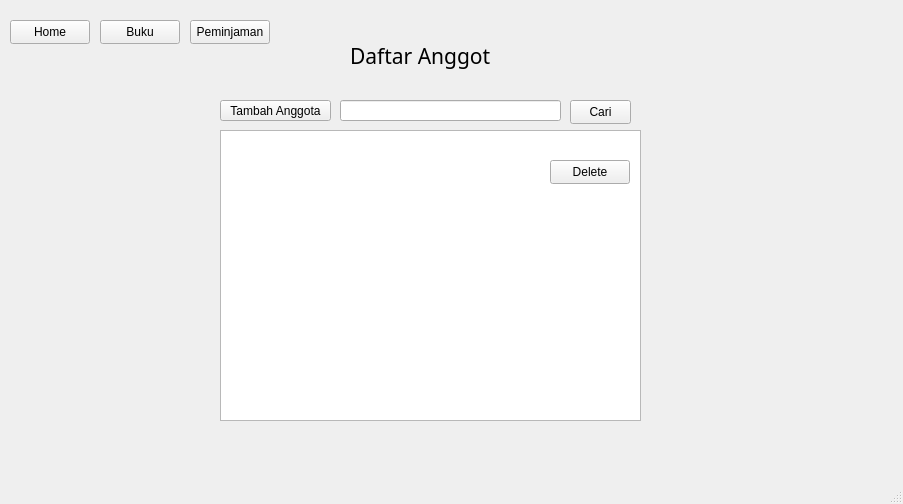
The window that anggota.ui (kyraa16/LibraryManagement) describes before a commit, drawn with Qt 5.
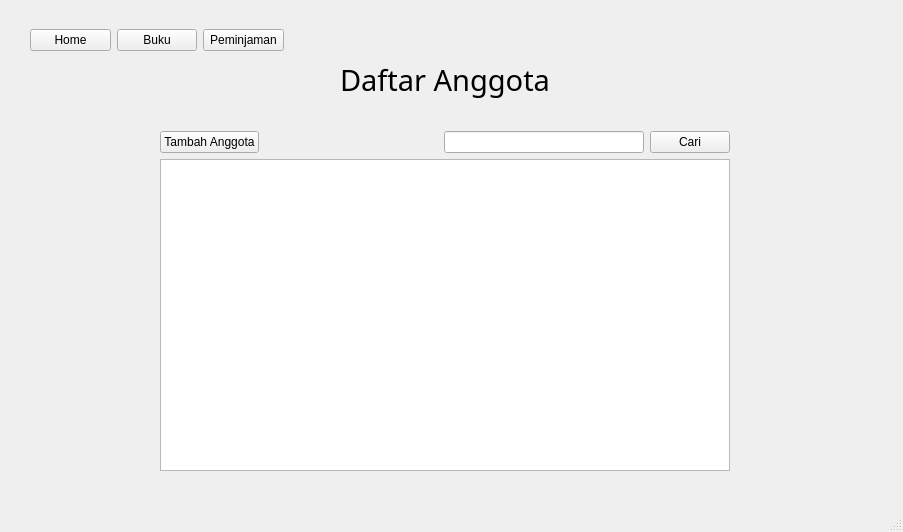
The same window after the commit.

```diff
--- a/anggota.ui
+++ b/anggota.ui
@@ -7,142 +7,154 @@
     <x>0</x>
     <y>0</y>
     <width>903</width>
-    <height>504</height>
+    <height>532</height>
    </rect>
   </property>
   <property name="windowTitle">
    <string>MainWindow</string>
   </property>
   <widget class="QWidget" name="centralwidget">
-   <widget class="QPushButton" name="anggotaBaru">
+   <widget class="QWidget" name="horizontalLayoutWidget">
     <property name="geometry">
      <rect>
-      <x>220</x>
-      <y>100</y>
-      <width>111</width>
-      <height>21</height>
+      <x>30</x>
+      <y>0</y>
+      <width>254</width>
+      <height>80</height>
      </rect>
     </property>
-    <property name="text">
-     <string>Tambah Anggota</string>
-    </property>
+    <layout class="QHBoxLayout" name="horizontalLayout">
+     <item>
+      <widget class="QPushButton" name="anggotaLibrary">
+       <property name="text">
+        <string>Home</string>
+       </property>
+      </widget>
+     </item>
+     <item>
+      <widget class="QPushButton" name="anggotaBuku">
+       <property name="text">
+        <string>Buku</string>
+       </property>
+      </widget>
+     </item>
+     <item>
+      <widget class="QPushButton" name="anggotaPeminjaman">
+       <property name="text">
+        <string>Peminjaman</string>
+       </property>
+      </widget>
+     </item>
+    </layout>
    </widget>
-   <widget class="QLabel" name="label">
+   <widget class="QWidget" name="layoutWidget">
     <property name="geometry">
      <rect>
-      <x>350</x>
-      <y>40</y>
-      <width>141</width>
-      <height>31</height>
+      <x>160</x>
+      <y>60</y>
+      <width>570</width>
+      <height>411</height>
      </rect>
     </property>
-    <property name="font">
-     <font>
-      <family>SF Pro Bold</family>
-      <pointsize>16</pointsize>
-     </font>
-    </property>
-    <property name="text">
-     <string>Daftar Anggota</string>
-    </property>
-   </widget>
-   <widget class="QLabel" name="label_2">
-    <property name="geometry">
-     <rect>
-      <x>610</x>
-      <y>160</y>
-      <width>49</width>
-      <height>16</height>
-     </rect>
-    </property>
-    <property name="text">
-     <string/>
-    </property>
-   </widget>
-   <widget class="QPushButton" name="pushButton">
-    <property name="geometry">
-     <rect>
-      <x>570</x>
-      <y>100</y>
-      <width>61</width>
-      <height>24</height>
-     </rect>
-    </property>
-    <property name="text">
-     <string>Cari</string>
-    </property>
-   </widget>
-   <widget class="QTableWidget" name="tableWidget">
-    <property name="geometry">
-     <rect>
-      <x>220</x>
-      <y>130</y>
-      <width>421</width>
-      <height>291</height>
-     </rect>
-    </property>
-   </widget>
-   <widget class="QPushButton" name="delete_2">
-    <property name="geometry">
-     <rect>
-      <x>550</x>
-      <y>160</y>
-      <width>80</width>
-      <height>24</height>
-     </rect>
-    </property>
-    <property name="text">
-     <string>Delete</string>
-    </property>
-   </widget>
-   <widget class="QLineEdit" name="lineEdit">
-    <property name="geometry">
-     <rect>
-      <x>340</x>
-      <y>100</y>
-      <width>221</width>
-      <height>21</height>
-     </rect>
-    </property>
-   </widget>
-   <widget class="QPushButton" name="anggotaLibrary">
-    <property name="geometry">
-     <rect>
-      <x>10</x>
-      <y>20</y>
-      <width>80</width>
-      <height>24</height>
-     </rect>
-    </property>
-    <property name="text">
-     <string>Home</string>
-    </property>
-   </widget>
-   <widget class="QPushButton" name="anggotaBuku">
-    <property name="geometry">
-     <rect>
-      <x>100</x>
-      <y>20</y>
-      <width>80</width>
-      <height>24</height>
-     </rect>
-    </property>
-    <property name="text">
-     <string>Buku</string>
-    </property>
-   </widget>
-   <widget class="QPushButton" name="anggotaPeminjaman">
-    <property name="geometry">
-     <rect>
-      <x>190</x>
-      <y>20</y>
-      <width>80</width>
-      <height>24</height>
-     </rect>
-    </property>
-    <property name="text">
-     <string>Peminjaman</string>
-    </property>
+    <layout class="QVBoxLayout" name="verticalLayout" stretch="2,1,12">
+     <item>
+      <layout class="QHBoxLayout" name="horizontalLayout_2">
+       <property name="bottomMargin">
+        <number>25</number>
+       </property>
+       <item>
+        <spacer name="horizontalSpacer">
+         <property name="orientation">
+          <enum>Qt::Horizontal</enum>
+         </property>
+         <property name="sizeHint" stdset="0">
+          <size>
+           <width>40</width>
+           <height>20</height>
+          </size>
+         </property>
+        </spacer>
+       </item>
+       <item>
+        <widget class="QLabel" name="label">
+         <property name="font">
+          <font>
+           <family>SF Pro Bold</family>
+           <pointsize>22</pointsize>
+          </font>
+         </property>
+         <property name="text">
+          <string>Daftar Anggota</string>
+         </property>
+        </widget>
+       </item>
+       <item>
+        <spacer name="horizontalSpacer_2">
+         <property name="orientation">
+          <enum>Qt::Horizontal</enum>
+         </property>
+         <property name="sizeHint" stdset="0">
+          <size>
+           <width>40</width>
+           <height>20</height>
+          </size>
+         </property>
+        </spacer>
+       </item>
+      </layout>
+     </item>
+     <item>
+      <layout class="QHBoxLayout" name="horizontalLayout_3">
+       <item>
+        <widget class="QPushButton" name="anggotaBaru">
+         <property name="text">
+          <string>Tambah Anggota</string>
+         </property>
+        </widget>
+       </item>
+       <item>
+        <spacer name="horizontalSpacer_3">
+         <property name="orientation">
+          <enum>Qt::Horizontal</enum>
+         </property>
+         <property name="sizeHint" stdset="0">
+          <size>
+           <width>40</width>
+           <height>20</height>
+          </size>
+         </property>
+        </spacer>
+       </item>
+       <item>
+        <widget class="QLineEdit" name="searchAnggota">
+         <property name="minimumSize">
+          <size>
+           <width>200</width>
+           <height>0</height>
+          </size>
+         </property>
+        </widget>
+       </item>
+       <item>
+        <widget class="QPushButton" name="cariAnggota">
+         <property name="text">
+          <string>Cari</string>
+         </property>
+        </widget>
+       </item>
+      </layout>
+     </item>
+     <item>
+      <widget class="QTableWidget" name="tableWidget">
+       <property name="minimumSize">
+        <size>
+         <width>568</width>
+         <height>0</height>
+        </size>
+       </property>
+      </widget>
+     </item>
+    </layout>
    </widget>
   </widget>
   <widget class="QMenuBar" name="menubar">
```
